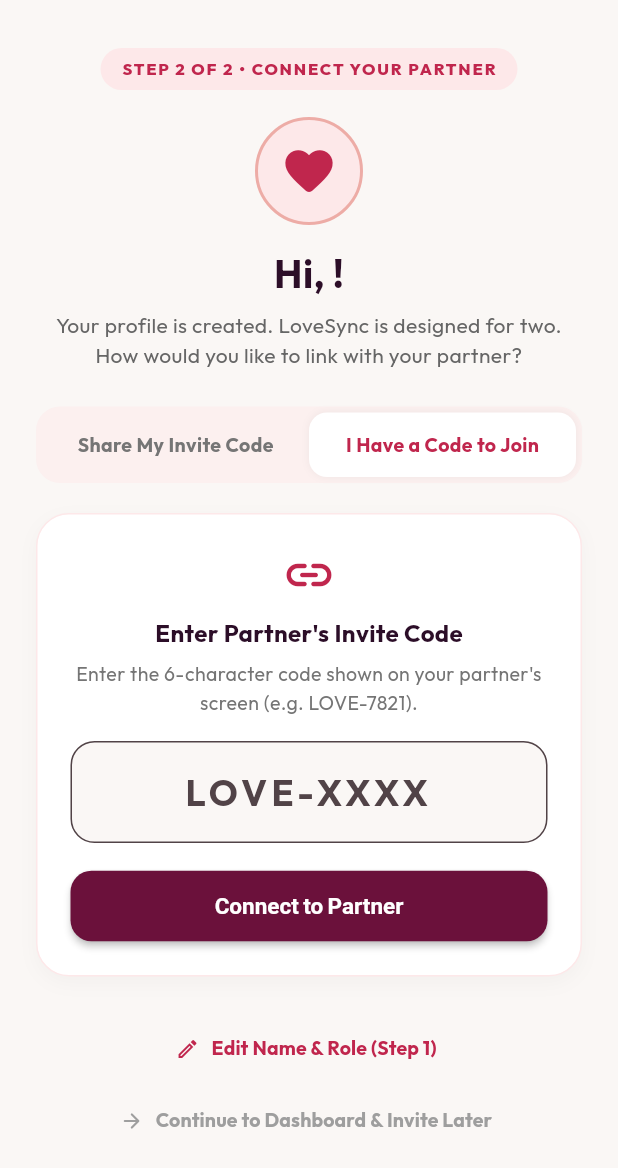
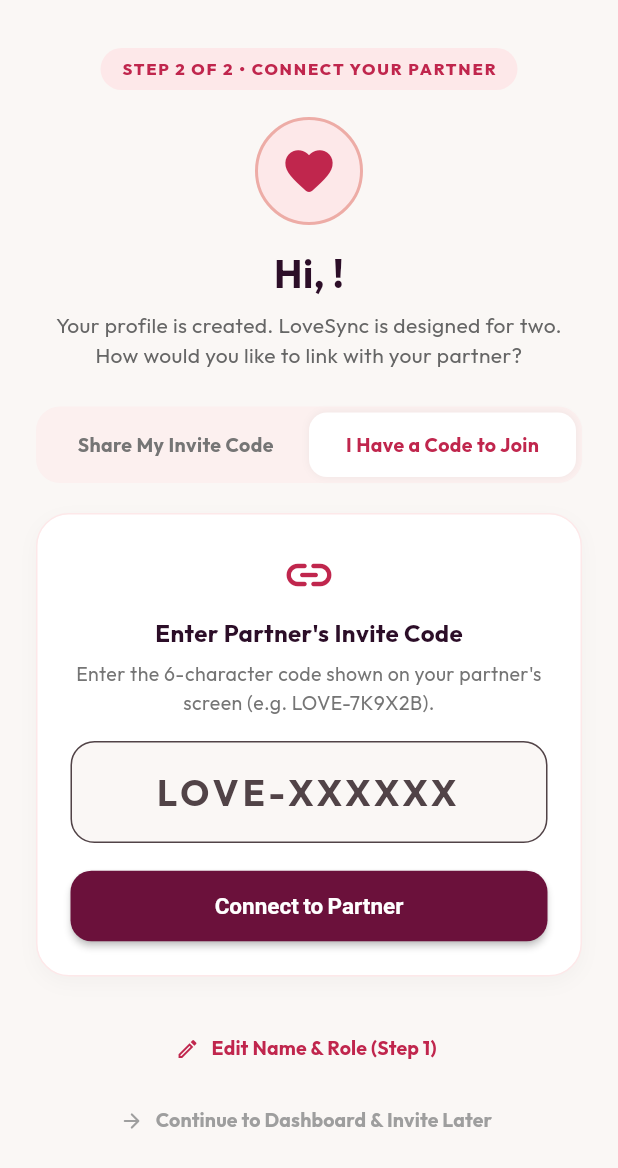
Before and after one commit to EiDHindY/LoveSync, a Flutter app: the ConnectPartnerScreen screen opened directly, after a tap on "I Have a Code to Join", on a phone screen of 412 x 824 dp. Shown: the top 1168 px of the screen. Run offline on Flutter 3.47's test engine with Material 3 defaults, Android fonts, the phone set to English and light mode, and no system bars; our stand-ins replace confetti, flutter_local_notifications, flutter_riverpod, google_fonts, share_plus, shared_preferences and 1 more; accounts and stored records are empty; network calls fail.

Commit message:
feat: upgrade pairing codes to 6-char collision-resistant alphanumeric format

```diff
--- a/lib/features/onboarding/presentation/connect_partner_screen.dart
+++ b/lib/features/onboarding/presentation/connect_partner_screen.dart
@@ -426,7 +426,7 @@
                       ),
                       const SizedBox(height: 6),
                       Text(
-                        'Enter the 6-character code shown on your partner\'s screen (e.g. LOVE-7821).',
+                        'Enter the 6-character code shown on your partner\'s screen (e.g. LOVE-7K9X2B).',
                         textAlign: TextAlign.center,
                         style: TextStyle(fontSize: 13, color: Colors.grey.shade600),
                       ),
@@ -442,7 +442,7 @@
                           color: AppTheme.crimson,
                         ),
                         decoration: InputDecoration(
-                          hintText: 'LOVE-XXXX',
+                          hintText: 'LOVE-XXXXXX',
                           filled: true,
                           fillColor: AppTheme.backgroundLight,
                           border: OutlineInputBorder(
--- a/lib/features/pairing/presentation/pairing_modal.dart
+++ b/lib/features/pairing/presentation/pairing_modal.dart
@@ -170,7 +170,7 @@
               controller: _codeController,
               textCapitalization: TextCapitalization.characters,
               decoration: InputDecoration(
-                hintText: 'e.g. LOVE-9123',
+                hintText: 'e.g. LOVE-7K9X2B',
                 errorText: _error,
                 filled: true,
                 fillColor: AppTheme.backgroundLight,
```
Also changed, not shown: lib/core/services/couple_repository.dart (+31 -5 lines).
